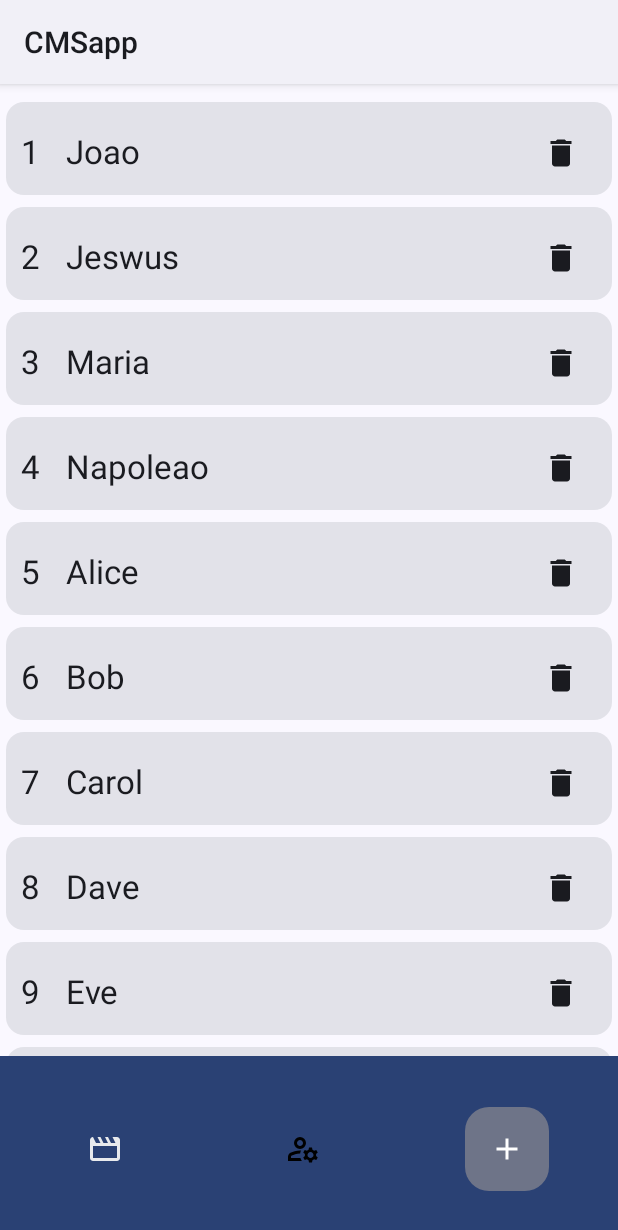
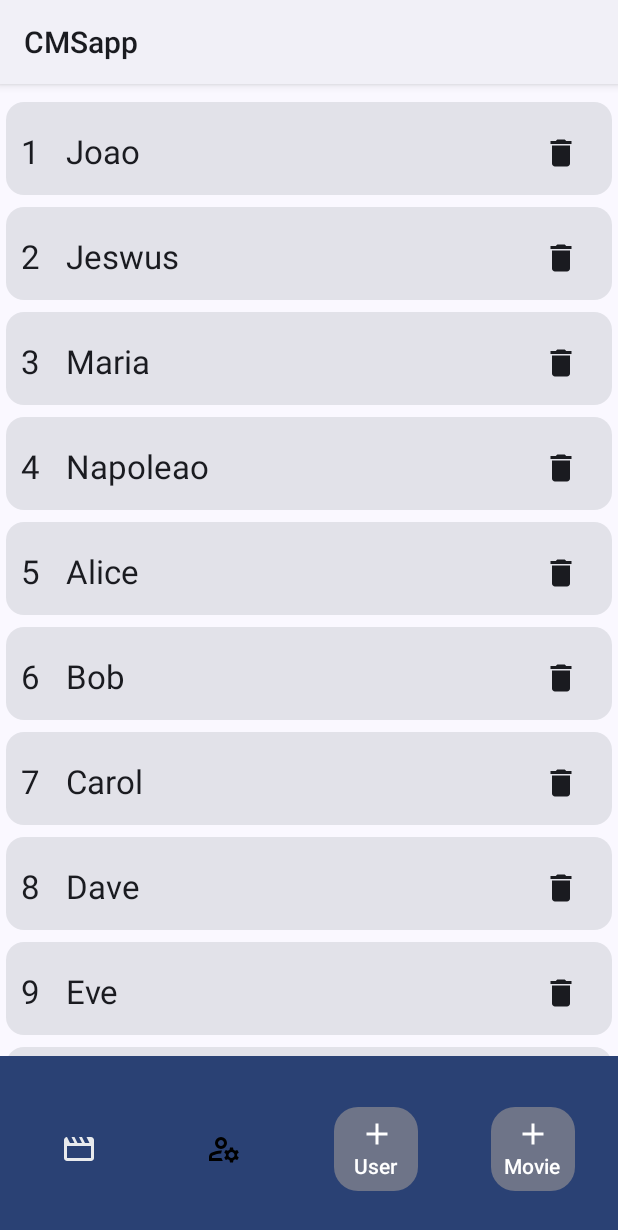
Before and after one commit to JGOPN/Video-Streaming-CMS-App, an Android app built with Jetpack Compose: the MainScreen screen opened through its navigation route, on a phone screen of 412 x 824 dp. Shown: the top 1230 px of the screen. Run offline under Robolectric (Android 15) with nearby library versions, the phone set to English and light mode, and no system bars; libraries missing offline, so code that uses them is left out: com.jakewharton.retrofit2.

Commit message:
Added input validation on login. Removed register option. Added new button on mainscreen bar and simplified logic.

```diff
--- a/app/src/main/AndroidManifest.xml
+++ b/app/src/main/AndroidManifest.xml
@@ -2,7 +2,10 @@
 <manifest xmlns:android="http://schemas.android.com/apk/res/android"
     xmlns:tools="http://schemas.android.com/tools">
 
+    <uses-permission android:name="android.permission.INTERNET" />
+    <!--remove cleartext traffic later...-->
     <application
+        android:usesCleartextTraffic="true"
         android:allowBackup="true"
         android:dataExtractionRules="@xml/data_extraction_rules"
         android:fullBackupContent="@xml/backup_rules"
--- /dev/null
+++ b/app/src/main/java/com/example/cmsapp/network/ApiService.kt
@@ -0,0 +1,34 @@
+package com.example.cmsapp.network
+
+import com.example.cmsapp.model.Movie
+import retrofit2.Retrofit
+import com.jakewharton.retrofit2.converter.kotlinx.serialization.asConverterFactory
+import kotlinx.serialization.json.Json
+import okhttp3.MediaType
+import okhttp3.MediaType.Companion.toMediaType
+import retrofit2.http.GET
+
+
+private val BASE_URL =
+        "http://192.168.1.72:8080" //local machine ip
+
+private val retrofit = Retrofit.Builder()
+        .addConverterFactory(Json.asConverterFactory("application/json".toMediaType()))
+        .baseUrl(BASE_URL).build()
+
+//The converter tells Retrofit what to do with the data it gets back from the web service. In this case, you want Retrofit to fetch a
+// JSON response from the web service and return it as a String. Retrofit has a ScalarsConverter that supports strings and other primitive types.
+
+
+interface ApiService {
+    @GET("hello")
+    //suspend fun getMovies(): List<Movie>
+    suspend fun getMovies(): String
+}
+
+// A public Api object that exposes the lazy-initialized Retrofit service
+object CMSApi {
+    val retrofitService: ApiService by lazy {
+        retrofit.create(ApiService::class.java)
+    }
+}
--- a/app/src/main/java/com/example/cmsapp/ui/auth/AuthScreen.kt
+++ b/app/src/main/java/com/example/cmsapp/ui/auth/AuthScreen.kt
@@ -1,5 +1,6 @@
 package com.example.cmsapp.ui.auth
 
+import android.util.Log
 import androidx.compose.foundation.Image
 import androidx.compose.foundation.layout.Arrangement
 import androidx.compose.foundation.layout.Column
@@ -13,7 +14,6 @@ import androidx.compose.foundation.layout.size
 import androidx.compose.foundation.text.KeyboardOptions
 import androidx.compose.material3.Button
 import androidx.compose.material3.ButtonDefaults
-import androidx.compose.material3.FilledTonalButton
 import androidx.compose.material3.Scaffold
 import androidx.compose.material3.Text
 import androidx.compose.material3.TextField
@@ -32,11 +32,25 @@ import androidx.compose.ui.unit.sp
 import androidx.lifecycle.viewmodel.compose.viewModel
 import com.example.cmsapp.R
 import com.example.cmsapp.ui.AuthViewModel
+import com.example.cmsapp.ui.components.MinimalDialog
 import com.example.cmsapp.ui.theme.CMSappTheme
 
 @Composable
-fun AuthBaseScreen(onSubmitClick: () -> Unit, onSwitch: () -> Unit, modifier: Modifier, authViewModel : AuthViewModel = viewModel()){
+fun AuthBaseScreen(onSubmit: () -> Unit, modifier: Modifier, authViewModel : AuthViewModel = viewModel()){
     val authUiState by authViewModel.authUiState.collectAsState()
+
+    //When user clicks submit, may open alertDialog if form not valid, otherwise triggers onSubmit()
+    //For some reason this dialog doesnt center text??
+    if(authUiState.isDialogOpen){
+        val errorList = authViewModel.validateLoginInput()
+        if(errorList.isNotEmpty())
+            MinimalDialog(
+                messageList = errorList,
+                onDismissRequest = {authViewModel.toggleConfirmationDialog()}
+            )
+        else
+            onSubmit()
+    }
 
     Column(modifier = Modifier.padding(24.dp),
         verticalArrangement = Arrangement.Center,
@@ -45,7 +59,7 @@ fun AuthBaseScreen(onSubmitClick: () -> Unit, onSwitch: () -> Unit, modifier: Mo
             contentDescription = "logo", contentScale = ContentScale.Fit, modifier = Modifier
                 .size(100.dp)
                 .padding(10.dp))
-        TextField(//TODO: the user can input (enter) which generates a newline
+        TextField(
             value = authUiState.username,
             onValueChange = {authViewModel.updateUiState(username = it)},
             label = { Text("Username") },
@@ -60,30 +74,18 @@ fun AuthBaseScreen(onSubmitClick: () -> Unit, onSwitch: () -> Unit, modifier: Mo
         )
         Spacer(modifier = Modifier.height(20.dp))
 
-        //change this?
-        if(!authUiState.isRegisterMode) //login
-            LoginScreen(onSubmitClick = onSubmitClick, onSwitch = {authViewModel.toggleUiState()},
-                modifier = modifier)
-        else
-            RegisterScreen(onSubmitClick = onSubmitClick, onSwitch = {authViewModel.toggleUiState()},
-                modifier = modifier)
+        LoginScreen(onSubmit = {
+            authViewModel.toggleConfirmationDialog() },
+            modifier = modifier)
     }
 }
 
 @Composable
-fun LoginScreen(onSubmitClick: () -> Unit, onSwitch: () -> Unit, isEnabled : Boolean = false, modifier: Modifier){
-        Row(modifier = Modifier.fillMaxWidth(), horizontalArrangement = Arrangement.spacedBy(16.dp), verticalAlignment = Alignment.CenterVertically) {
-            FilledTonalButton(
-                onClick = onSwitch,
-                modifier = Modifier.weight(1f),
-                contentPadding = ButtonDefaults.TextButtonContentPadding
-            ) {
-                Text("Register User", fontSize = 20.sp)
-            }
+fun LoginScreen(onSubmit: () -> Unit, modifier: Modifier){
+        Row(modifier = Modifier.fillMaxWidth(), horizontalArrangement = Arrangement.Center, verticalAlignment = Alignment.CenterVertically) {
             Button(
-                //enabled = isEnabled,
-                onClick = onSubmitClick,
-                modifier = Modifier.weight(1f),
+                onClick = onSubmit,
+                modifier = Modifier.fillMaxWidth(0.5f),
                 contentPadding = ButtonDefaults.TextButtonContentPadding
             ) {
                 Text("Log In", fontSize = 20.sp)
@@ -91,34 +93,14 @@ fun LoginScreen(onSubmitClick: () -> Unit, onSwitch: () -> Unit, isEnabled : Boo
         }
 }
 
-@Composable
-fun RegisterScreen(onSubmitClick: () -> Unit, onSwitch: () -> Unit, modifier: Modifier){
-    /*TODO: add email, yob*/
-        Row(modifier = Modifier.fillMaxWidth(), horizontalArrangement = Arrangement.SpaceEvenly, verticalAlignment = Alignment.CenterVertically) {
-            FilledTonalButton(
-                onClick = onSwitch,
-                modifier = Modifier.weight(1f),
-                contentPadding = ButtonDefaults.TextButtonContentPadding
-            ) {
-                Text("Log In", fontSize = 20.sp)
-            }
-            Button(
-                onClick = onSubmitClick,
-                modifier = Modifier.weight(1f),
-                contentPadding = ButtonDefaults.TextButtonContentPadding
-            ) {
-                Text("Register", fontSize = 20.sp)
-            }
-        }
-}
+
 
 @Preview(showBackground = true)
 @Composable
 fun LogInPreview() {
     CMSappTheme{
         Scaffold(modifier = Modifier.fillMaxSize()) { innerPadding ->
-            //LoginScreen({},{},Modifier.padding(innerPadding))
-            RegisterScreen({},{},Modifier.padding(innerPadding))
+            LoginScreen({}, Modifier.padding(innerPadding))
         }
     }
 }
--- a/app/src/main/java/com/example/cmsapp/ui/components/Dialogs.kt
+++ b/app/src/main/java/com/example/cmsapp/ui/components/Dialogs.kt
@@ -23,7 +23,7 @@ import androidx.compose.ui.unit.dp
 import androidx.compose.ui.window.Dialog
 import com.example.cmsapp.ui.theme.CMSappTheme
 
-@Composable
+@Composable //This dialog displays a list of strings, as in a list of form input errors
 fun MinimalDialog(messageList : List<String>, onDismissRequest: () -> Unit) {
     Dialog(onDismissRequest = { onDismissRequest() }) {
         Card(
@@ -48,6 +48,7 @@ fun MinimalDialog(messageList : List<String>, onDismissRequest: () -> Unit) {
 
 @Composable
 fun ConfirmationDialog(isVisible : Boolean = false, selectedItem: String?, onDismissRequest: () -> Unit, onAcceptRequest: () -> Unit) {
+    //this is used to confirm user or movie removal.
     if (isVisible) {
         Log.d("MainActivity","Dialog open. $selectedItem")
         Dialog(onDismissRequest = onDismissRequest) {
--- a/app/src/main/java/com/example/cmsapp/ui/main/AddUserScreen.kt
+++ b/app/src/main/java/com/example/cmsapp/ui/main/AddUserScreen.kt
@@ -49,7 +49,7 @@ fun AddUserScreen(
         val errorList = validateInputs()
         if(errorList.isNotEmpty())
             MinimalDialog(
-                messageList = validateInputs(),
+                messageList = errorList,
                 onDismissRequest = {userEntryViewModel.toggleConfirmationDialog()}
             )
         else
--- a/app/src/main/java/com/example/cmsapp/ui/main/MainScreen.kt
+++ b/app/src/main/java/com/example/cmsapp/ui/main/MainScreen.kt
@@ -25,6 +25,7 @@ import androidx.compose.material3.FloatingActionButton
 import androidx.compose.material3.FloatingActionButtonDefaults
 import androidx.compose.material3.Icon
 import androidx.compose.material3.IconButton
+import androidx.compose.material3.LocalContentColor
 import androidx.compose.material3.MaterialTheme
 import androidx.compose.material3.Scaffold
 import androidx.compose.material3.Text
@@ -54,9 +55,12 @@ import com.example.cmsapp.ui.theme.CMSappTheme
 @OptIn(ExperimentalMaterial3Api::class)
 @Composable
 fun MainScreen(mainViewModel: MainViewModel = viewModel()){
-    Log.d("MAIN","MainScreen recompose triggered")
+
     val mainUiState by mainViewModel.mainUiState.collectAsState()
     val scrollBehavior = TopAppBarDefaults.enterAlwaysScrollBehavior(rememberTopAppBarState())
+    Log.d("MAIN","MainScreen recompose triggered. Current screen: ${mainUiState.currentScreen}")
+
+    mainViewModel.getMovies()
 
     Scaffold(
         modifier = Modifier.nestedScroll(scrollBehavior.nestedScrollConnection),
@@ -296,7 +300,7 @@ fun MovieCard(
 }
 
 @Composable
-//onClickAppbarIcon refers to selecting videos or users. onClickAppbarAddIcon refers to the add icon.
+//onClickAppbarIcon recieves a MainScreens and updates viewModel to go to that screen (doesnt use navigation)
 fun CMSBottomAppBar(mainUiState: MainUiState, onClickAppbarIcon : (MainScreens) -> Unit){
     val currentScreen = mainUiState.currentScreen
     BottomAppBar(
@@ -331,16 +335,29 @@ fun CMSBottomAppBar(mainUiState: MainUiState, onClickAppbarIcon : (MainScreens)
                     tint = if (currentScreen==MainScreens.UserList) Color.Black else Color.Unspecified
                 )
             }
+
             FloatingActionButton(
-                onClick = { onClickAppbarIcon(
-                    if(mainUiState.currentScreen == MainScreens.UserList)
-                        MainScreens.AddUser
-                    else MainScreens.AddMovie
-                ) },
+                onClick = { onClickAppbarIcon(MainScreens.AddUser) },
                 containerColor = BottomAppBarDefaults.bottomAppBarFabColor,
                 elevation = FloatingActionButtonDefaults.bottomAppBarFabElevation()
             ) {
-                Icon(Icons.Filled.Add, "Add a movie or user")
+                Column(horizontalAlignment = Alignment.CenterHorizontally){
+                    Icon(Icons.Filled.Add, "User", tint = if(currentScreen==MainScreens.AddUser) Color.Black else LocalContentColor.current)
+                    Text("User")
+                    /*color = if(mainUiState.currentScreen==MainScreens.AddUser) Color.Black else LocalContentColor.current
+                    * this doesnt work for some reason.*/
+                }
+            }
+
+            FloatingActionButton(
+                onClick = { onClickAppbarIcon(MainScreens.AddMovie) },
+                containerColor = BottomAppBarDefaults.bottomAppBarFabColor,
+                elevation = FloatingActionButtonDefaults.bottomAppBarFabElevation()
+            ) {
+                Column(horizontalAlignment = Alignment.CenterHorizontally){
+                    Icon(Icons.Filled.Add, "Add a movie", tint = if(currentScreen==MainScreens.AddMovie) Color.Black else LocalContentColor.current)
+                    Text("Movie")
+                }
             }
         }
     }
@@ -350,7 +367,7 @@ fun CMSBottomAppBar(mainUiState: MainUiState, onClickAppbarIcon : (MainScreens)
 @Composable
 fun MainPreview() {
     CMSappTheme{
-        //MainScreen()
-        //MovieCard(Datasource.movies[5],true,{},{})
+        MainScreen()
+        //MovieCard(isExpanded = true,movie = Datasource.movies[9], onClickCard = {}, onShowDialog = {})
     }
 }
--- a/app/src/main/java/com/example/cmsapp/ui/main/MainViewModel.kt
+++ b/app/src/main/java/com/example/cmsapp/ui/main/MainViewModel.kt
@@ -8,6 +8,11 @@ import kotlinx.coroutines.flow.MutableStateFlow
 import kotlinx.coroutines.flow.StateFlow
 import kotlinx.coroutines.flow.asStateFlow
 import kotlinx.coroutines.flow.update
+import androidx.lifecycle.viewModelScope
+import com.example.cmsapp.model.Movie
+import com.example.cmsapp.network.CMSApi
+import kotlinx.coroutines.Dispatchers
+import kotlinx.coroutines.launch
 
 enum class MainScreens(val title : String){
     UserList("Users"),
@@ -56,6 +61,21 @@ class MainViewModel( /*private val itemsRepository: ItemsRepository */ ) : ViewM
         hideDialog()
     }
 
+    //private fun getMovies(){
+    fun getMovies(){
+        viewModelScope.launch(Dispatchers.IO) {
+            try {
+                val result = CMSApi.retrofitService.getMovies()
+                Log.d("MainActivity", "Response: $result")
+                _mainUiState.update {
+                        currentState -> currentState.copy(movieList = result)
+                }
+            } catch (e: Exception) {
+                println("Network error: ${e.message}")
+            }
+        }
+    }
+
     fun deleteUser(id : Int){
         Log.d("MainActivity","deleting user $id")
     }
@@ -68,4 +88,5 @@ class MainViewModel( /*private val itemsRepository: ItemsRepository */ ) : ViewM
 data class MainUiState(
     val currentScreen : MainScreens = MainScreens.UserList,
     val expandedCardId : Int = -1,  //id for the selected movie or user card
+    val movieList : String = "" //recieve the movie count for now....
 )
--- a/app/src/main/java/com/example/cmsapp/ui/navigation/CMSNavGraph.kt
+++ b/app/src/main/java/com/example/cmsapp/ui/navigation/CMSNavGraph.kt
@@ -1,5 +1,6 @@
 package com.example.cmsapp.ui.navigation
 
+import androidx.activity.compose.BackHandler
 import androidx.compose.foundation.layout.fillMaxSize
 import androidx.compose.foundation.layout.padding
 import androidx.compose.runtime.Composable
@@ -11,21 +12,17 @@ import androidx.navigation.compose.NavHost
 import androidx.navigation.compose.composable
 import androidx.navigation.compose.currentBackStackEntryAsState
 import com.example.cmsapp.ui.auth.AuthBaseScreen
+import com.example.cmsapp.ui.main.AddUserScreen
 import com.example.cmsapp.ui.main.MainScreen
 
 enum class CMSDestinations(val title: String) {
     Login(title = "login"),
-    Register(title = "register"),
-    Main(title = "main")
+    Main(title = "main"),
 }
 
 @Composable
 fun CMSNavGraph(navController: NavHostController,
                 modifier: Modifier = Modifier) {
-    val backStackEntry by navController.currentBackStackEntryAsState()
-    val currentScreen = CMSDestinations.valueOf(
-        backStackEntry?.destination?.route ?: CMSDestinations.Main.name
-    )
     NavHost(
         navController = navController,
         startDestination = CMSDestinations.Login.name,
@@ -34,23 +31,17 @@ fun CMSNavGraph(navController: NavHostController,
         //consider login and register same destination, leave internal logic to viewmodel
         composable(route = CMSDestinations.Login.name) {
             AuthBaseScreen(
-                onSwitch = {
-                    navController.navigate(CMSDestinations.Register.name)
-                },
-                onSubmitClick = {navController.navigate(CMSDestinations.Main.name)},
+                onSubmit = { navController.navigate(CMSDestinations.Main.name) },
                 modifier = Modifier
                     .fillMaxSize()
                     .padding(16.dp)
             )
         }
-        composable(route = CMSDestinations.Register.name) {
-            AuthBaseScreen(
-                onSwitch = { navController.navigate(CMSDestinations.Login.name) },
-                onSubmitClick = {navController.navigate(CMSDestinations.Main.name)},
-                modifier = Modifier.fillMaxSize().padding(16.dp))
-        }
         composable(route = CMSDestinations.Main.name){
             MainScreen()
+            BackHandler {
+                // Do nothing when the back button is pressed on Main screen
+            }
         }
     }
 }
```
Also changed, not shown: app/build.gradle.kts (+8 -0 lines), app/src/main/java/com/example/cmsapp/ui/auth/AuthViewModel.kt (+19 -14 lines), app/src/main/java/com/example/cmsapp/ui/main/AddMovieScreen.kt (+7 -6 lines), app/src/main/java/com/example/cmsapp/ui/main/MovieEntryViewModel.kt (+7 -7 lines), gradle/libs.versions.toml (+8 -0 lines).
